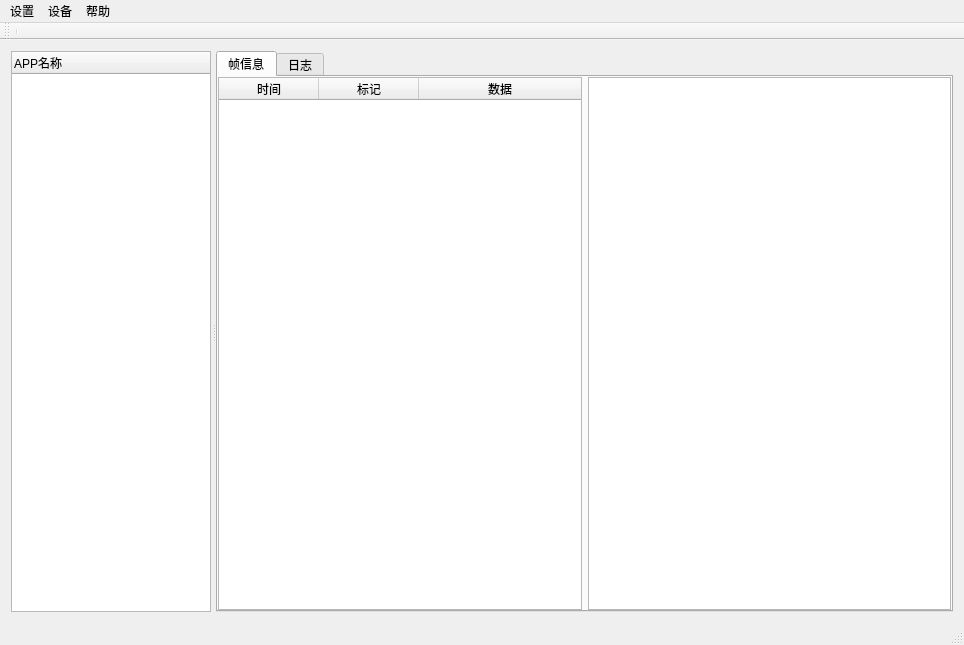
First picture: the form in source/protocol_master_ui.ui, repository chopin1993/protocolmaster-20210731, before the edit.
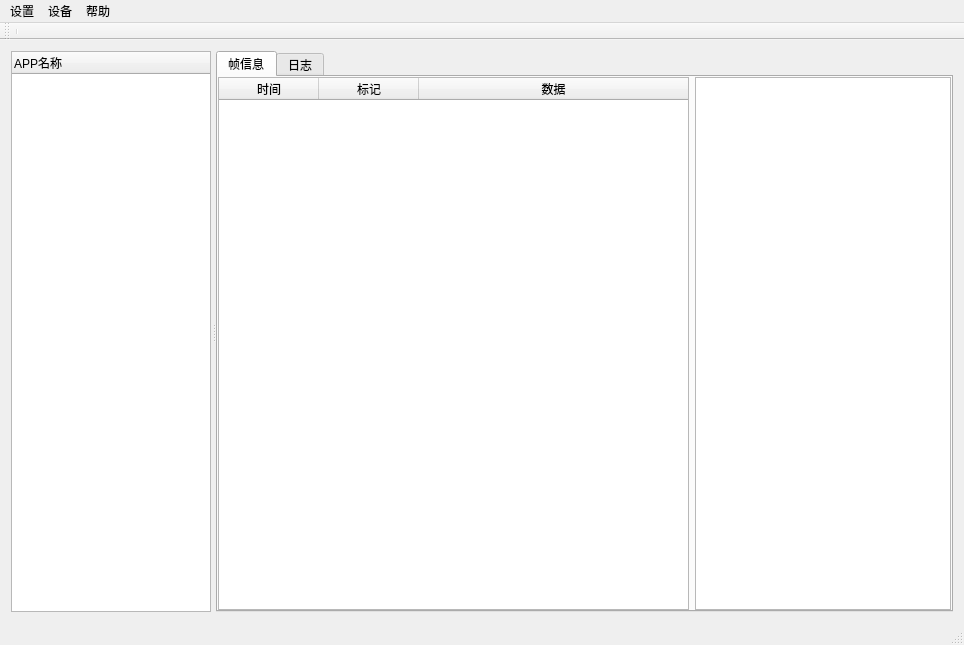
Second picture: the form after the edit. The open tabs and pages were chosen to show the change.

The edit to the form file:
```diff
--- a/source/protocol_master_ui.ui
+++ b/source/protocol_master_ui.ui
@@ -107,14 +107,20 @@
            <widget class="QTableWidget" name="tableWidgetFrame">
             <property name="sizePolicy">
              <sizepolicy hsizetype="Preferred" vsizetype="MinimumExpanding">
-              <horstretch>0</horstretch>
+              <horstretch>2</horstretch>
               <verstretch>0</verstretch>
              </sizepolicy>
             </property>
+            <property name="minimumSize">
+             <size>
+              <width>400</width>
+              <height>300</height>
+             </size>
+            </property>
             <property name="maximumSize">
              <size>
-              <width>16777215</width>
-              <height>545</height>
+              <width>1000</width>
+              <height>1000</height>
              </size>
             </property>
             <property name="contextMenuPolicy">
@@ -132,6 +138,15 @@
             <property name="selectionBehavior">
              <enum>QAbstractItemView::SelectRows</enum>
             </property>
+            <property name="wordWrap">
+             <bool>false</bool>
+            </property>
+            <property name="cornerButtonEnabled">
+             <bool>false</bool>
+            </property>
+            <property name="rowCount">
+             <number>0</number>
+            </property>
             <attribute name="horizontalHeaderCascadingSectionResizes">
              <bool>false</bool>
             </attribute>
```
Left out of the diff: 2 changed lines with no effect on the pictures.
